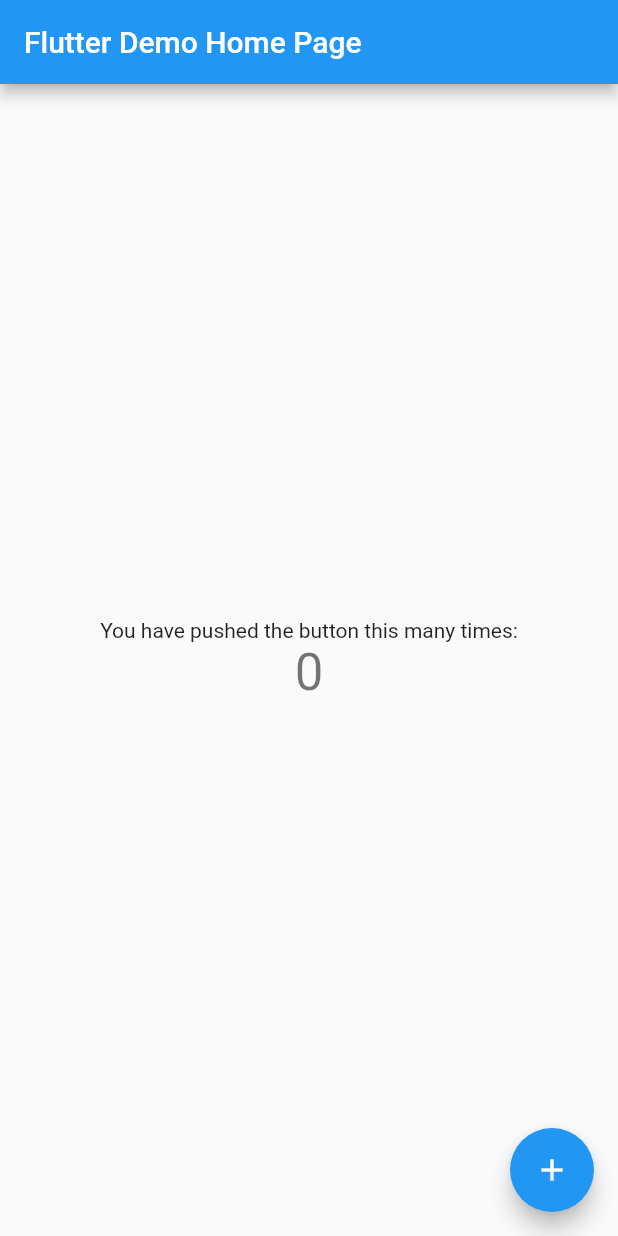
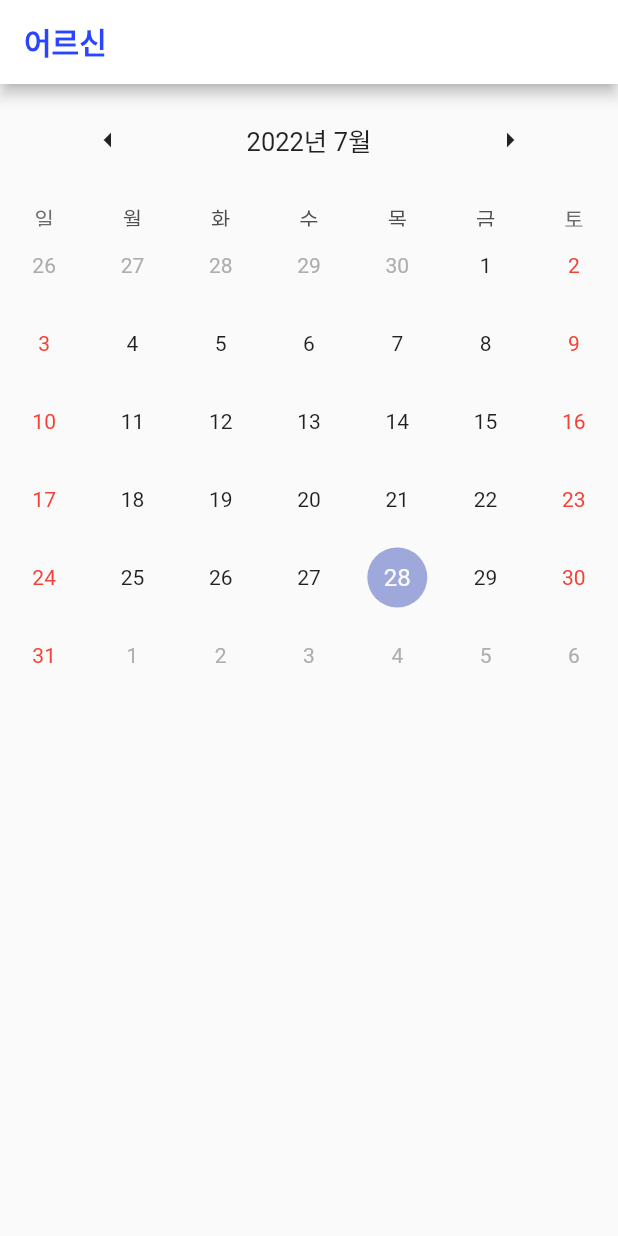
Before and after one commit to Nearby-Project-Team/front-nearby-caregiver, a Flutter app: the screen it shows after launch, on a phone screen of 412 x 824 dp. Run offline on Flutter 3.47's test engine with Material 2 defaults, Android fonts, the phone set to English and light mode, and no system bars; drawn by our look-alikes of table_calendar.

Commit message:
Add calendar & Set in Korean

```diff
--- /dev/null
+++ b/lib/component/calendar_box.dart
@@ -0,0 +1,37 @@
+import 'package:flutter/cupertino.dart';
+import 'package:flutter/material.dart';
+import 'package:table_calendar/table_calendar.dart';
+
+class CalendarBox extends StatefulWidget {
+  const CalendarBox({Key? key}) : super(key: key);
+
+  @override
+  State<CalendarBox> createState() => _CalendarBoxState();
+}
+
+class _CalendarBoxState extends State<CalendarBox> {
+  @override
+  Widget build(BuildContext context) {
+    return Expanded(
+      child: TableCalendar(
+        firstDay: DateTime.utc(2010, 10, 16),
+        lastDay: DateTime.utc(2030, 3, 14),
+        focusedDay: DateTime.now(),
+        locale: 'ko_KR',
+        headerStyle: HeaderStyle(
+          headerMargin: EdgeInsets.only(left: 40, top: 5, right: 40, bottom: 10),
+          formatButtonVisible: false,
+          titleCentered: true,
+          leftChevronIcon: Icon(Icons.arrow_left),
+          rightChevronIcon: Icon(Icons.arrow_right),
+          titleTextStyle: const TextStyle(fontSize: 17.0),
+        ),
+        calendarStyle: CalendarStyle(
+          outsideDaysVisible: true,
+          weekendTextStyle: TextStyle().copyWith(color: Colors.red),
+          holidayTextStyle: TextStyle().copyWith(color: Colors.blue[800]),
+        ),
+      ),
+    );
+  }
+}
--- a/lib/main.dart
+++ b/lib/main.dart
@@ -1,115 +1,25 @@
 import 'package:flutter/material.dart';
+import 'package:front_nearby_caregiver/pages/home_page.dart';
+import 'package:front_nearby_caregiver/thema/palette.dart';
+import 'package:intl/date_symbol_data_local.dart';
 
 void main() {
-  runApp(const MyApp());
+  initializeDateFormatting();
+  runApp(MyApp());
 }
 
 class MyApp extends StatelessWidget {
   const MyApp({Key? key}) : super(key: key);
-
   // This widget is the root of your application.
   @override
   Widget build(BuildContext context) {
     return MaterialApp(
-      title: 'Flutter Demo',
+      title: 'Nearby project caregiver.ver',
       theme: ThemeData(
-        // This is the theme of your application.
-        //
-        // Try running your application with "flutter run". You'll see the
-        // application has a blue toolbar. Then, without quitting the app, try
-        // changing the primarySwatch below to Colors.green and then invoke
-        // "hot reload" (press "r" in the console where you ran "flutter run",
-        // or simply save your changes to "hot reload" in a Flutter IDE).
-        // Notice that the counter didn't reset back to zero; the application
-        // is not restarted.
-        primarySwatch: Colors.blue,
+        primarySwatch: Palette.newBlue,
+        visualDensity: VisualDensity.adaptivePlatformDensity,
       ),
-      home: const MyHomePage(title: 'Flutter Demo Home Page'),
+      home: const HomePage(),
     );
   }
 }
-
-class MyHomePage extends StatefulWidget {
-  const MyHomePage({Key? key, required this.title}) : super(key: key);
-
-  // This widget is the home page of your application. It is stateful, meaning
-  // that it has a State object (defined below) that contains fields that affect
-  // how it looks.
-
-  // This class is the configuration for the state. It holds the values (in this
-  // case the title) provided by the parent (in this case the App widget) and
-  // used by the build method of the State. Fields in a Widget subclass are
-  // always marked "final".
-
-  final String title;
-
-  @override
-  State<MyHomePage> createState() => _MyHomePageState();
-}
-
-class _MyHomePageState extends State<MyHomePage> {
-  int _counter = 0;
-
-  void _incrementCounter() {
-    setState(() {
-      // This call to setState tells the Flutter framework that something has
-      // changed in this State, which causes it to rerun the build method below
-      // so that the display can reflect the updated values. If we changed
-      // _counter without calling setState(), then the build method would not be
-      // called again, and so nothing would appear to happen.
-      _counter++;
-    });
-  }
-
-  @override
-  Widget build(BuildContext context) {
-    // This method is rerun every time setState is called, for instance as done
-    // by the _incrementCounter method above.
-    //
-    // The Flutter framework has been optimized to make rerunning build methods
-    // fast, so that you can just rebuild anything that needs updating rather
-    // than having to individually change instances of widgets.
-    return Scaffold(
-      appBar: AppBar(
-        // Here we take the value from the MyHomePage object that was created by
-        // the App.build method, and use it to set our appbar title.
-        title: Text(widget.title),
-      ),
-      body: Center(
-        // Center is a layout widget. It takes a single child and positions it
-        // in the middle of the parent.
-        child: Column(
-          // Column is also a layout widget. It takes a list of children and
-          // arranges them vertically. By default, it sizes itself to fit its
-          // children horizontally, and tries to be as tall as its parent.
-          //
-          // Invoke "debug painting" (press "p" in the console, choose the
-          // "Toggle Debug Paint" action from the Flutter Inspector in Android
-          // Studio, or the "Toggle Debug Paint" command in Visual Studio Code)
-          // to see the wireframe for each widget.
-          //
-          // Column has various properties to control how it sizes itself and
-          // how it positions its children. Here we use mainAxisAlignment to
-          // center the children vertically; the main axis here is the vertical
-          // axis because Columns are vertical (the cross axis would be
-          // horizontal).
-          mainAxisAlignment: MainAxisAlignment.center,
-          children: <Widget>[
-            const Text(
-              'You have pushed the button this many times:',
-            ),
-            Text(
-              '$_counter',
-              style: Theme.of(context).textTheme.headline4,
-            ),
-          ],
-        ),
-      ),
-      floatingActionButton: FloatingActionButton(
-        onPressed: _incrementCounter,
-        tooltip: 'Increment',
-        child: const Icon(Icons.add),
-      ), // This trailing comma makes auto-formatting nicer for build methods.
-    );
-  }
-}
--- /dev/null
+++ b/lib/pages/home_page.dart
@@ -0,0 +1,35 @@
+import 'package:flutter/material.dart';
+import 'package:front_nearby_caregiver/thema/palette.dart';
+import '../component/calendar_box.dart';
+
+class HomePage extends StatefulWidget {
+  const HomePage({Key? key}) : super(key: key);
+
+  @override
+  State<HomePage> createState() => _HomePageState();
+}
+
+class _HomePageState extends State<HomePage> {
+
+  @override
+  Widget build(BuildContext context) {
+    return Scaffold(
+      appBar: AppBar(
+        title: Text("어르신",
+            style: TextStyle(
+                fontWeight: FontWeight.bold,
+                color: Palette.newBlue,
+            )),
+        backgroundColor: Colors.white,
+      ),
+      body: Column(
+        children: [
+          CalendarBox(),
+          const SizedBox(
+            width: 0.8,
+          ),
+        ],
+      ),
+    );
+  }
+}
--- /dev/null
+++ b/lib/thema/palette.dart
@@ -0,0 +1,19 @@
+import 'package:flutter/material.dart';
+
+class Palette {
+  static const MaterialColor newBlue = MaterialColor(
+    0xFF2945FF, // 0% comes in here, this will be color picked if no shade is selected when defining a Color property which doesn’t require a swatch.
+    <int, Color>{
+      50: Color(0xff253ee6 ),//10%
+      100: Color(0xff2137cc),//20%
+      200: Color(0xff2137cc),//30%
+      300: Color(0xff1d30b3),//40%
+      400: Color(0xff192999),//50%
+      500: Color(0xff101c66),//60%
+      600: Color(0xff0c154c),//70%
+      700: Color(0xff080e33),//80%
+      800: Color(0xff040719),//90%
+      900: Color(0xff000000),//100%
+    },
+  );
+}
--- a/pubspec.yaml
+++ b/pubspec.yaml
@@ -34,6 +34,11 @@
   # The following adds the Cupertino Icons font to your application.
   # Use with the CupertinoIcons class for iOS style icons.
   cupertino_icons: ^1.0.2
+  logger: ^1.1.0
+  provider: ^6.0.3
+  permission_handler: ^10.0.0
+  table_calendar: ^3.0.6
+  intl: ^0.17.0
 
 dev_dependencies:
   flutter_test:
```
Also changed, not shown: pubspec.lock, 4 other files.
